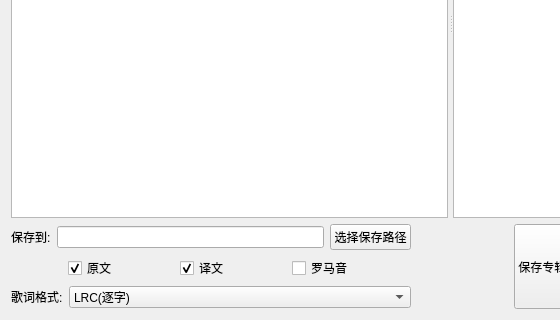
chenmozhijin/LDDC, file ui/search.ui: the form before one commit; both pictures show x 0 to 560 and y 280 to 600 of the 1050 by 600 pixel window.
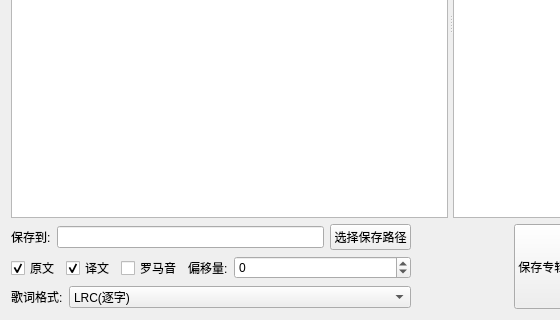
The form after the commit. Custom widgets are drawn as their Qt base class.

Commit message: 1.Fix some bugs 2.Add "offset" function

```diff
--- a/ui/search.ui
+++ b/ui/search.ui
@@ -418,6 +418,38 @@
            </property>
           </widget>
          </item>
+         <item>
+          <widget class="QLabel" name="label_5">
+           <property name="sizePolicy">
+            <sizepolicy hsizetype="Fixed" vsizetype="Preferred">
+             <horstretch>0</horstretch>
+             <verstretch>0</verstretch>
+            </sizepolicy>
+           </property>
+           <property name="text">
+            <string>偏移量:</string>
+           </property>
+          </widget>
+         </item>
+         <item>
+          <widget class="QSpinBox" name="offset_spinBox">
+           <property name="sizePolicy">
+            <sizepolicy hsizetype="Preferred" vsizetype="Fixed">
+             <horstretch>0</horstretch>
+             <verstretch>0</verstretch>
+            </sizepolicy>
+           </property>
+           <property name="minimum">
+            <number>-999999999</number>
+           </property>
+           <property name="maximum">
+            <number>999999999</number>
+           </property>
+           <property name="singleStep">
+            <number>100</number>
+           </property>
+          </widget>
+         </item>
         </layout>
        </item>
        <item>
```
Left out of the diff: 34 changed lines with no effect on the pictures. The commit also changes 22 other files.
